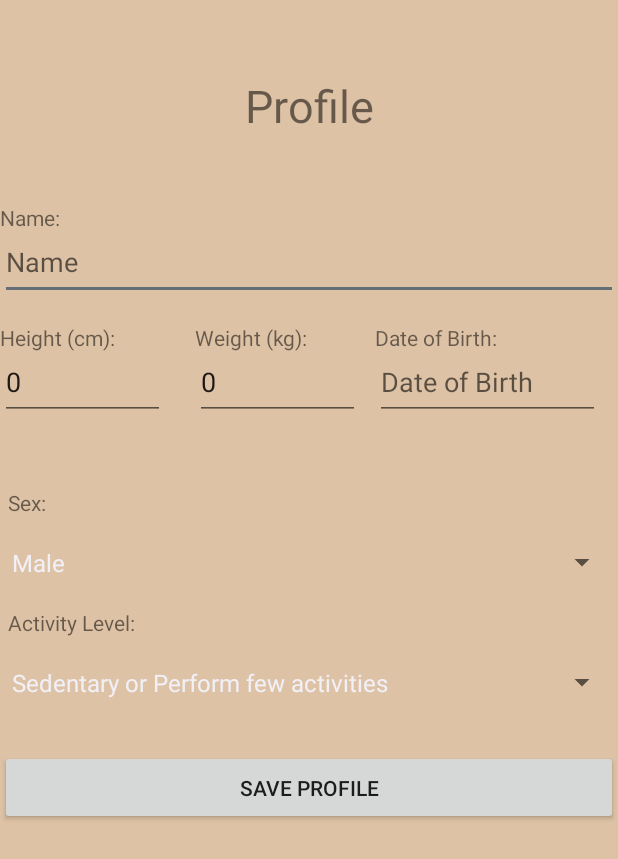
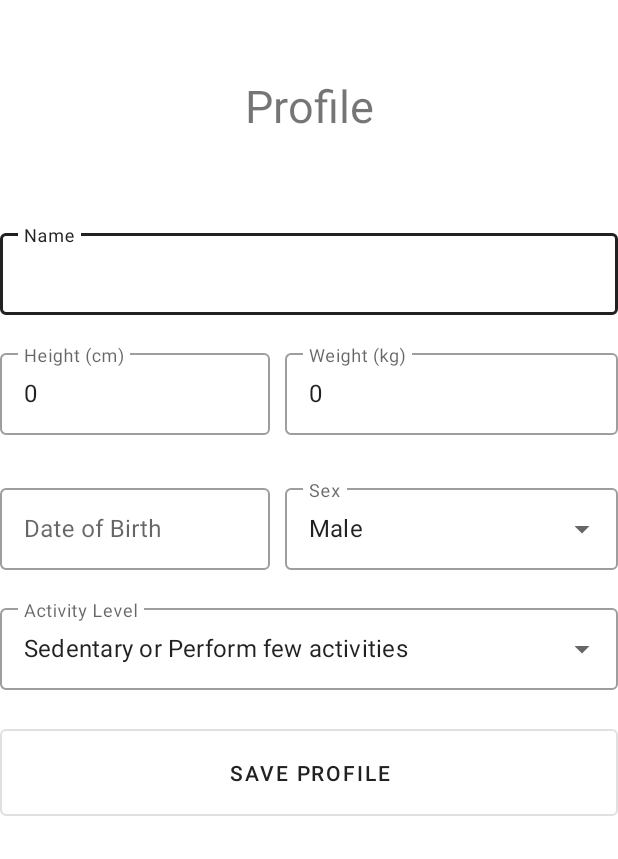
Before and after one commit to brunocaregnato/app-nutrition-basics, an Android app: the fragment RegisterMeal placed in its activity, in the side drawer, after a tap on "Profile", on a phone screen of 412 x 824 dp. Shown: the top 859 px of the screen. Run offline under Robolectric (Android 15) with nearby library versions, the phone set to English and light mode, and no system bars; 1 statement that could not run was skipped.

Commit message:
screen layout refactoring

```diff
--- a/NutritionBasics/app/build.gradle
+++ b/NutritionBasics/app/build.gradle
@@ -35,4 +35,5 @@ dependencies {
     androidTestImplementation 'androidx.test.ext:junit:1.1.1'
     androidTestImplementation 'androidx.test.espresso:espresso-core:3.2.0'
     implementation 'com.toptoche.searchablespinner:searchablespinnerlibrary:1.3.1'
+    implementation 'com.android.support:cardview-v7:28.0.0'
 }
--- a/NutritionBasics/app/src/main/java/com/example/nutritionbasics/activities/fragments/Home.java
+++ b/NutritionBasics/app/src/main/java/com/example/nutritionbasics/activities/fragments/Home.java
@@ -63,7 +63,6 @@ public class Home extends Fragment {
             fmt.setGroupingUsed(false);
             fmt.setMaximumIntegerDigits(9999);
             fmt.setMaximumFractionDigits(99);
-
             final TextView name = (TextView) view.findViewById(R.id.welcome);
             name.setText("Welcome ".concat(String.valueOf(user.getName())).concat(("!")));
 
@@ -71,13 +70,13 @@ public class Home extends Fragment {
             calories.setText(String.format("%.2f", user.getCalories() - caloriesCalc).concat(" cal"));
 
             final TextView protein = (TextView) view.findViewById(R.id.protein);
-            protein.setText(String.format("%.2f", user.getProteins() - proteinCalc).concat(" cal"));
+            protein.setText("Proteins: ".concat(String.format("%.2f", user.getProteins() - proteinCalc).concat(" cal")));
 
             final TextView carbohydrates = (TextView) view.findViewById(R.id.carbohydrates);
-            carbohydrates.setText(String.format("%.2f", user.getCarbohydrates() - carbohydratesCalc).concat(" cal"));
+            carbohydrates.setText("Carbohydrates: ".concat(String.format("%.2f", user.getCarbohydrates() - carbohydratesCalc).concat(" cal")));
 
             final TextView fat = (TextView) view.findViewById(R.id.fat);
-            fat.setText(String.format("%.2f", user.getFat() - fatCalc).concat(" cal"));
+            fat.setText("Fat: ".concat(String.format("%.2f", user.getFat() - fatCalc).concat(" cal")));
         }
         else getFragmentManager().beginTransaction().replace(R.id.fragment_container, new Profile()).commit();
 
--- a/NutritionBasics/app/src/main/java/com/example/nutritionbasics/activities/fragments/Profile.java
+++ b/NutritionBasics/app/src/main/java/com/example/nutritionbasics/activities/fragments/Profile.java
@@ -1,6 +1,7 @@
 package com.example.nutritionbasics.activities.fragments;
 
 import android.app.DatePickerDialog;
+import android.os.Build;
 import android.os.Bundle;
 import android.text.InputType;
 import android.view.LayoutInflater;
@@ -8,18 +9,20 @@ import android.view.View;
 import android.view.ViewGroup;
 import android.widget.AdapterView;
 import android.widget.ArrayAdapter;
-import android.widget.Button;
+import android.widget.AutoCompleteTextView;
 import android.widget.DatePicker;
 import android.widget.EditText;
-import android.widget.Spinner;
 import android.widget.Toast;
 import androidx.annotation.Nullable;
+import androidx.annotation.RequiresApi;
 import androidx.fragment.app.Fragment;
 import com.example.nutritionbasics.R;
 import com.example.nutritionbasics.banco.BDfood;
 import com.example.nutritionbasics.banco.BDuser;
 import com.example.nutritionbasics.model.Food;
 import com.example.nutritionbasics.model.User;
+import com.google.android.material.button.MaterialButton;
+import com.google.android.material.textfield.TextInputEditText;
 
 import java.util.ArrayList;
 import java.util.Calendar;
@@ -34,6 +37,9 @@ public class Profile extends Fragment implements AdapterView.OnItemSelectedListe
     private User user;
     private List<Food> _food;
 
+    String sexSelected, activityLevel;
+
+    @RequiresApi(api = Build.VERSION_CODES.JELLY_BEAN_MR1)
     @Nullable
     @Override
     public View onCreateView(LayoutInflater inflater, @Nullable ViewGroup container, @Nullable Bundle savedInstanceState) {
@@ -41,21 +47,27 @@ public class Profile extends Fragment implements AdapterView.OnItemSelectedListe
         bd = new BDuser(getActivity().getApplicationContext());
         bdF = new BDfood(getActivity().getApplicationContext());
 
-        Spinner spinner = view.findViewById(R.id.sex);
+        AutoCompleteTextView spinner = view.findViewById(R.id.sex);
         ArrayAdapter<CharSequence> adapter = ArrayAdapter.createFromResource(getActivity().getApplicationContext(), R.array.sexs, android.R.layout.simple_spinner_item);
         adapter.setDropDownViewResource(android.R.layout.simple_spinner_dropdown_item);
         spinner.setAdapter(adapter);
-        spinner.setOnItemSelectedListener(this);
+        spinner.setOnItemClickListener(new AdapterView.OnItemClickListener() {
+                                           @Override
+                                           public void onItemClick(AdapterView<?> parent, View view, int position, long id) {
+                                               sexSelected = (String) parent.getItemAtPosition(position);
+                                           }
+                                       });
 
-        Spinner spinnerActivity = view.findViewById(R.id.activityLevel);
+        AutoCompleteTextView spinnerActivity = view.findViewById(R.id.activityLevel);
         adapter = ArrayAdapter.createFromResource(getActivity().getApplicationContext(), R.array.activitiesLevels, android.R.layout.simple_spinner_item);
         adapter.setDropDownViewResource(android.R.layout.simple_spinner_dropdown_item);
         spinnerActivity.setAdapter(adapter);
-        spinnerActivity.setOnItemSelectedListener(this);
-
-
-
-
+        spinnerActivity.setOnItemClickListener(new AdapterView.OnItemClickListener() {
+                                                    @Override
+                                                    public void onItemClick(AdapterView<?> parent, View view, int position, long id) {
+                                                        activityLevel = (String) parent.getItemAtPosition(position);
+                                                    }
+                                                });
 
             _food = new ArrayList<>();
             //int id, String foodName, int calories, int weight, float vitaminB, float vitaminD, float vitaminA, float vitaminC, float vitaminE, float calcium, float iron, float zinc, float fat, float protein, float carbohydrate) {
@@ -73,20 +85,22 @@ public class Profile extends Fragment implements AdapterView.OnItemSelectedListe
 
         user = bd.getUser();
 
-        final EditText name = (EditText) view.findViewById(R.id.name);
-        final EditText weight = (EditText) view.findViewById(R.id.weight);
-        final EditText height = (EditText) view.findViewById(R.id.height);
-        final EditText userBirthday = (EditText) view.findViewById(R.id.birthday);
-        final Spinner sex = (Spinner) view.findViewById(R.id.sex);
-        final Spinner activitylevel = (Spinner) view.findViewById(R.id.activityLevel);
+        final TextInputEditText name = (TextInputEditText) view.findViewById(R.id.name);
+        final TextInputEditText weight = (TextInputEditText) view.findViewById(R.id.weight);
+        final TextInputEditText height = (TextInputEditText) view.findViewById(R.id.height);
+        final TextInputEditText userBirthday = (TextInputEditText) view.findViewById(R.id.birthday);
+        final AutoCompleteTextView sex = (AutoCompleteTextView) view.findViewById(R.id.sex);
+        final AutoCompleteTextView activitylevel = (AutoCompleteTextView) view.findViewById(R.id.activityLevel);
 
         if (user != null) {
             name.setText(user.getName());
             weight.setText(String.valueOf(user.getWeight()));
             height.setText(String.valueOf(user.getHeight()));
             userBirthday.setText(user.getBirthday());
-            sex.setSelection(user.getSex());
-            activitylevel.setSelection(user.getActivityLevel());
+            sex.setText(sex.getAdapter().getItem(user.getSex()).toString(), false);
+            sexSelected = sex.getAdapter().getItem(user.getSex()).toString();
+            activitylevel.setText(activitylevel.getAdapter().getItem(user.getActivityLevel()).toString(), false);
+            activityLevel = activitylevel.getAdapter().getItem(user.getActivityLevel()).toString();
         }
 
         birthday = (EditText) view.findViewById(R.id.birthday);
@@ -109,7 +123,7 @@ public class Profile extends Fragment implements AdapterView.OnItemSelectedListe
             }
         });
 
-        final Button save = (Button) view.findViewById(R.id.saveButton);
+        final MaterialButton save = (MaterialButton) view.findViewById(R.id.saveButton);
         save.setOnClickListener(new View.OnClickListener() {
             @Override
             public void onClick(View v) {
@@ -118,12 +132,12 @@ public class Profile extends Fragment implements AdapterView.OnItemSelectedListe
                 userProfile.setWeight(Integer.parseInt(weight.getText().toString()));
                 userProfile.setHeight(Integer.parseInt(height.getText().toString()));
                 userProfile.setBirthday(userBirthday.getText().toString());
-                userProfile.setSex(sex.getSelectedItem().toString().toUpperCase().equals("MALE") ? 0 : 1);
-                int activityLevel;
-                if (activitylevel.getSelectedItem().toString().toUpperCase().startsWith("S")) activityLevel = 0;
-                else if(activitylevel.getSelectedItem().toString().toUpperCase().startsWith("A")) activityLevel = 1;
-                else activityLevel = 2;
-                userProfile.setActivityLevel(activityLevel);
+                userProfile.setSex(sexSelected.toUpperCase().equals("MALE") ? 0 : 1);
+                int activityLevelInt;
+                if (activityLevel.toUpperCase().startsWith("S")) activityLevelInt = 0;
+                else if(activityLevel.toUpperCase().startsWith("A")) activityLevelInt = 1;
+                else activityLevelInt = 2;
+                userProfile.setActivityLevel(activityLevelInt);
                 userProfile.setCalories(0);
 
                 if(user != null) bd.updateUser(userProfile);
--- a/NutritionBasics/app/src/main/java/com/example/nutritionbasics/activities/fragments/RegisterMeal.java
+++ b/NutritionBasics/app/src/main/java/com/example/nutritionbasics/activities/fragments/RegisterMeal.java
@@ -18,13 +18,10 @@ import androidx.annotation.Nullable;
 import androidx.fragment.app.Fragment;
 
 import com.example.nutritionbasics.R;
-import com.example.nutritionbasics.activities.MainActivity;
 import com.example.nutritionbasics.banco.BDfood;
 import com.example.nutritionbasics.banco.BDmeal;
-import com.example.nutritionbasics.banco.BDuser;
-import com.example.nutritionbasics.model.Food;
 import com.example.nutritionbasics.model.Meal;
-import com.example.nutritionbasics.model.User;
+import com.google.android.material.textfield.TextInputEditText;
 
 import java.util.ArrayList;
 import java.util.Calendar;
@@ -48,13 +45,14 @@ public class RegisterMeal extends Fragment {
 
         bdF = new BDfood(getActivity().getApplicationContext());
 
-        final EditText mealTitle = (EditText) view.findViewById(R.id.fragment_meal);
-        final EditText weight = (EditText) view.findViewById(R.id.fragment_weight);
+        final TextInputEditText mealTitle = (TextInputEditText) view.findViewById(R.id.fragment_meal);
         final Spinner food = (Spinner) view.findViewById(R.id.fragment_mealtitle_spinner);
-        final EditText mealDate = (EditText) view.findViewById(R.id.fragment_date);
-        final EditText observation = (EditText) view.findViewById(R.id.fragment_observation);
+        final TextInputEditText weight = (TextInputEditText) view.findViewById(R.id.fragment_weight);
 
-        fragment_date = (EditText) view.findViewById(R.id.fragment_date);
+        final TextInputEditText mealDate = (TextInputEditText) view.findViewById(R.id.fragment_date);
+        final TextInputEditText observation = (TextInputEditText) view.findViewById(R.id.fragment_observation);
+
+        fragment_date = (TextInputEditText) view.findViewById(R.id.fragment_date);
         fragment_mealtitle_spinner = (Spinner) view.findViewById(R.id.fragment_mealtitle_spinner);
 
         List<String> numberList;
@@ -83,7 +81,6 @@ public class RegisterMeal extends Fragment {
 
             }
         });
-
 
         fragment_date.setInputType(InputType.TYPE_NULL);
         fragment_date.setOnClickListener(new View.OnClickListener() {
--- a/NutritionBasics/app/src/main/res/layout/profile_fragment.xml
+++ b/NutritionBasics/app/src/main/res/layout/profile_fragment.xml
@@ -2,7 +2,8 @@
 <RelativeLayout xmlns:android="http://schemas.android.com/apk/res/android"
     android:layout_width="match_parent"
     android:layout_height="match_parent"
-    android:background="@color/c1">
+    android:background="@color/colorPrimary"
+    android:theme="@style/Theme.MaterialComponents.DayNight.DarkActionBar">
 
     <TextView
         android:layout_width="match_parent"
@@ -12,110 +13,114 @@
         android:text="Profile"
         android:textSize="30sp" />
 
-    <TextView
+    <com.google.android.material.textfield.TextInputLayout
         android:id="@+id/textName"
-        android:layout_width="50dp"
-        android:layout_height="50dp"
-        android:layout_marginTop="120dp"
-        android:gravity="left|center_vertical"
-        android:text="Name:" />
+        android:layout_width="match_parent"
+        android:layout_height="60dp"
+        android:layout_marginTop="150dp"
+        android:hint="Name"
+        android:selectAllOnFocus="false"
+        style="@style/Widget.MaterialComponents.TextInputLayout.OutlinedBox">
 
         <com.google.android.material.textfield.TextInputEditText
             android:id="@+id/name"
             android:layout_width="match_parent"
-        android:layout_height="50dp"
-        android:layout_marginTop="150dp"
-        android:hint="Name" />
+            android:layout_height="wrap_content" />
+    </com.google.android.material.textfield.TextInputLayout>
 
-    <TextView
+    <com.google.android.material.textfield.TextInputLayout
         android:id="@+id/textHeight"
-        android:layout_width="110dp"
-        android:layout_height="50dp"
-        android:layout_marginTop="200dp"
-        android:gravity="left|center_vertical"
-        android:text="Height (cm):" />
+        android:layout_width="180dp"
+        android:layout_height="60dp"
+        android:layout_marginTop="230dp"
+        android:hint="Height (cm)"
+        android:selectAllOnFocus="false"
+        style="@style/Widget.MaterialComponents.TextInputLayout.OutlinedBox">
 
         <com.google.android.material.textfield.TextInputEditText
             android:id="@+id/height"
-        android:layout_width="110dp"
-        android:layout_height="50dp"
+            android:layout_width="match_parent"
+            android:layout_height="wrap_content"
+            android:inputType="numberSigned"/>
+    </com.google.android.material.textfield.TextInputLayout>
+
+    <com.google.android.material.textfield.TextInputLayout
+        android:id="@+id/textWeight"
+        android:layout_width="match_parent"
+        android:layout_height="60dp"
+        android:layout_marginLeft="190dp"
         android:layout_marginTop="230dp"
-        android:hint="Height (cm)"
-        android:inputType="numberSigned" />
-
-    <TextView
-        android:id="@+id/textWeight"
-        android:layout_width="110dp"
-        android:layout_height="50dp"
-        android:layout_marginLeft="130dp"
-        android:layout_marginTop="200dp"
+        android:hint="Weight (kg)"
         android:gravity="left|center_vertical"
-        android:text="Weight (kg):" />
+        android:selectAllOnFocus="false"
+        style="@style/Widget.MaterialComponents.TextInputLayout.OutlinedBox">
 
         <com.google.android.material.textfield.TextInputEditText
             android:id="@+id/weight"
-        android:layout_width="110dp"
-        android:layout_height="50dp"
-        android:layout_marginLeft="130dp"
-        android:layout_marginTop="230dp"
-        android:hint="Weight (kg)"
-        android:inputType="numberSigned" />
+            android:layout_width="match_parent"
+            android:layout_height="wrap_content"
+            android:inputType="numberSigned"/>
+    </com.google.android.material.textfield.TextInputLayout>
 
-    <TextView
+    <com.google.android.material.textfield.TextInputLayout
         android:id="@+id/textBirth"
-        android:layout_width="150dp"
-        android:layout_height="50dp"
-        android:layout_marginLeft="250dp"
-        android:layout_marginTop="200dp"
+        android:layout_width="180dp"
+        android:layout_height="60dp"
+        android:layout_marginTop="320dp"
         android:gravity="left|center_vertical"
-        android:text="Date of Birth:" />
+        android:hint="Date of Birth"
+        style="@style/Widget.MaterialComponents.TextInputLayout.OutlinedBox">
 
         <com.google.android.material.textfield.TextInputEditText
             android:id="@+id/birthday"
-        android:layout_width="150dp"
-        android:layout_height="50dp"
-        android:layout_marginLeft="250dp"
-        android:layout_marginTop="230dp"
-        android:hint="Date of Birth"
-        android:inputType="date" />
+            android:layout_width="match_parent"
+            android:layout_height="wrap_content"
+            android:focusable="false"
+            android:inputType="date"/>
+    </com.google.android.material.textfield.TextInputLayout>
 
-    <TextView
+    <com.google.android.material.textfield.TextInputLayout
+        style="@style/Widget.MaterialComponents.TextInputLayout.OutlinedBox.ExposedDropdownMenu"
         android:id="@+id/textSex"
         android:layout_width="match_parent"
-        android:layout_height="30dp"
+        android:layout_height="60dp"
+        android:layout_marginLeft="190dp"
         android:gravity="left|center_vertical"
-        android:layout_marginLeft="5dp"
         android:layout_marginTop="320dp"
-        android:text="Sex:" />
+        android:hint="Sex">
 
-    <Spinner
+        <AutoCompleteTextView
             android:id="@+id/sex"
+            android:focusable="false"
             android:layout_width="match_parent"
-        android:layout_height="50dp"
-        android:layout_marginTop="350dp">
-    </Spinner>
+            android:layout_height="wrap_content"/>
 
-    <TextView
+    </com.google.android.material.textfield.TextInputLayout>
+
+    <com.google.android.material.textfield.TextInputLayout
+        style="@style/Widget.MaterialComponents.TextInputLayout.OutlinedBox.ExposedDropdownMenu"
         android:id="@+id/textActivityLevel"
         android:layout_width="match_parent"
-        android:layout_height="30dp"
+        android:layout_height="60dp"
         android:gravity="left|center_vertical"
-        android:layout_marginLeft="5dp"
         android:layout_marginTop="400dp"
-        android:text="Activity Level:" />
+        android:hint="Activity Level">
 
-    <Spinner
+        <AutoCompleteTextView
             android:id="@+id/activityLevel"
+            android:focusable="false"
+            android:completionThreshold="0"
             android:layout_width="match_parent"
-        android:layout_height="50dp"
-        android:layout_marginTop="430dp">
-    </Spinner>
+            android:layout_height="wrap_content"/>
 
-    <Button
+    </com.google.android.material.textfield.TextInputLayout>
+
+    <com.google.android.material.button.MaterialButton
+        style="@style/Widget.MaterialComponents.Button.OutlinedButton"
         android:id="@+id/saveButton"
         android:layout_width="match_parent"
-        android:layout_height="50dp"
-        android:layout_marginTop="500dp"
-        android:text="Save Profile" />
-
+        android:layout_height="70dp"
+        android:layout_marginTop="480dp"
+        android:text="Save Profile">
+    </com.google.android.material.button.MaterialButton>
 </RelativeLayout>
--- a/NutritionBasics/app/src/main/res/values/colors.xml
+++ b/NutritionBasics/app/src/main/res/values/colors.xml
@@ -1,6 +1,6 @@
 <?xml version="1.0" encoding="utf-8"?>
 <resources>
-    <color name="colorPrimary">#dec2a5</color>
+    <color name="colorPrimary">#ffffff</color>
     <color name="colorPrimaryDark">#dec2a5</color>
     <color name="colorAccent">#666f78</color>
     <color name="c1">#dec2a5</color>
--- a/NutritionBasics/app/src/main/res/values/styles.xml
+++ b/NutritionBasics/app/src/main/res/values/styles.xml
@@ -1,10 +1,10 @@
 <resources>
 
     <!-- Base application theme. -->
-    <style name="AppTheme" parent="Theme.AppCompat.Light.DarkActionBar">
+    <style name="AppTheme" parent="Theme.AppCompat.DayNight.DarkActionBar">
         <!-- Customize your theme here. -->
         <item name="colorPrimary">@color/colorPrimary</item>
-        <item name="colorPrimaryDark">@color/colorPrimaryDark</item>
+        <item name="colorPrimaryDark">@color/colorPrimary</item>
         <item name="colorAccent">@color/colorAccent</item>
         <item name="windowNoTitle">true</item>
 
```
Also changed, not shown: NutritionBasics/app/src/main/res/layout/home_fragment.xml (+42 -71 lines), NutritionBasics/app/src/main/res/layout/register_meal_fragment.xml (+53 -57 lines), NutritionBasics/app/src/main/res/drawable/nutrition_basics.png (added). Lines whose indentation alone changed are shown as unchanged.
